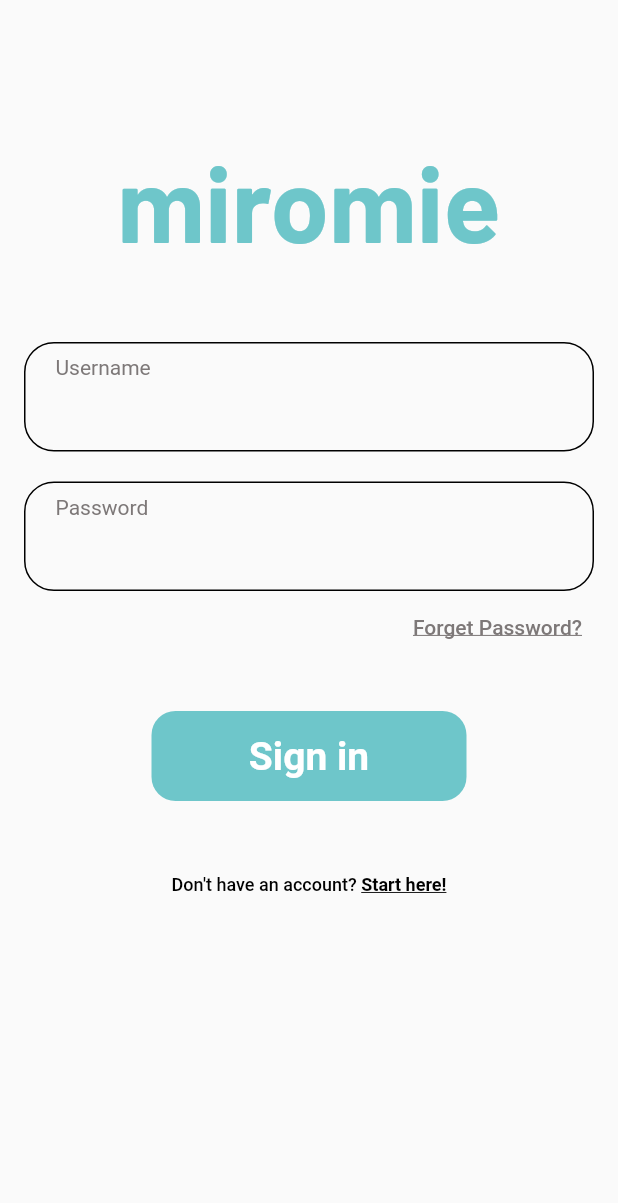
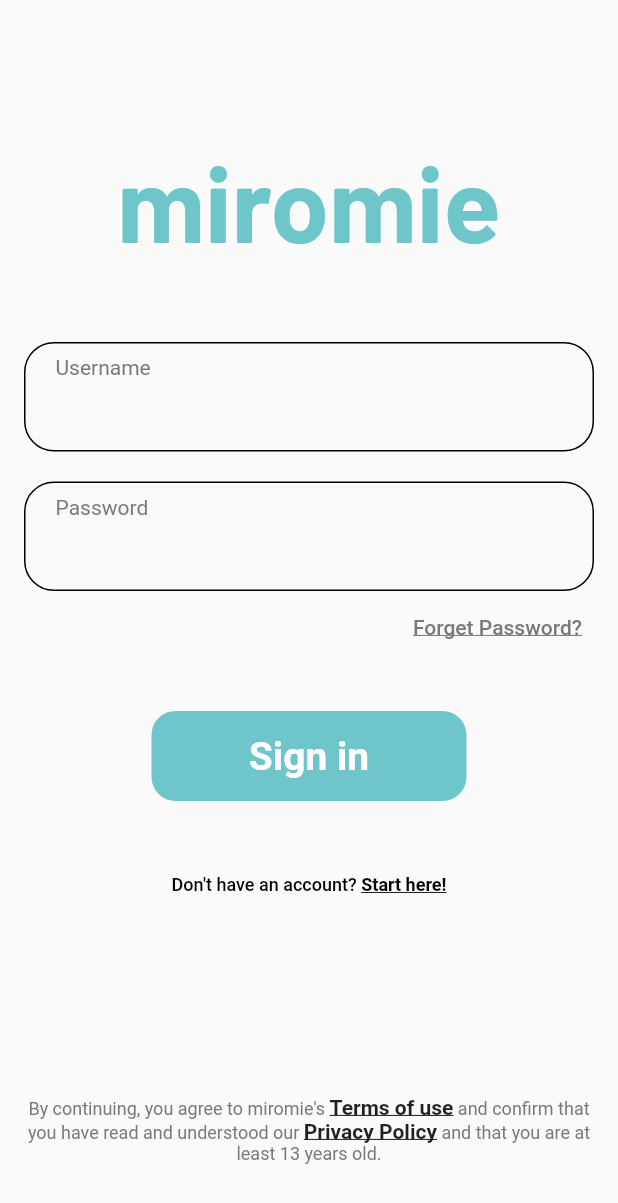
Before and after one commit to miriome/mewtwo, a Flutter app: the screen it shows after launch, after a tap on "Forget Password?", on a phone screen of 412 x 824 dp. Shown: the top 1203 px of the screen. Run offline on Flutter 3.47's test engine with Material 2 defaults, Android fonts, the phone set to English and light mode, and no system bars; our stand-ins replace flutter_mobx, flutter_riverpod, google_fonts, logger, mobx, riverpod_annotation and 1 more; generated files the repository leaves out were written again.

```diff
--- a/lib/auth/login/login_page.dart
+++ b/lib/auth/login/login_page.dart
@@ -1,13 +1,17 @@
 import 'package:flutter/material.dart';
 import 'package:google_fonts/google_fonts.dart';
+import 'package:mewtwo/base/pages/webview/webview.dart';
+import 'package:flutter_riverpod/flutter_riverpod.dart';
+import 'package:mewtwo/utils.dart';
 
-class LoginPage extends StatelessWidget {
+class LoginPage extends ConsumerWidget {
   LoginPage({Key? key}) : super(key: key);
   final TextEditingController usernameController = TextEditingController();
   final _formKey = GlobalKey<FormState>();
   @override
-  Widget build(BuildContext context) {
+  Widget build(BuildContext context, WidgetRef ref) {
     return Scaffold(
+
       body: Container(
           padding: const EdgeInsetsDirectional.symmetric(horizontal: 16),
           child: Form(
@@ -18,62 +22,43 @@ class LoginPage extends StatelessWidget {
                 const SizedBox(
                   height: 92,
                 ),
-                Text(
-                  "miromie",
-                  style: GoogleFonts.barlow(
-                      textStyle: const TextStyle(
-                          fontSize: 70,
-                          color: Color(
-                            0xFF6EC6CA,
-                          ),
-                          fontWeight: FontWeight.w700)),
-                ),
+                header(),
                 const SizedBox(
                   height: 52,
                 ),
                 usernameInput(),
                 const SizedBox(height: 20),
                 passwordInput(),
-                Row(
-                  children: [
-                    const Spacer(),
-                    TextButton(
-                        onPressed: () {},
-                        child: const Text(
-                          "Forget Password?",
-                          style: TextStyle(color: Color(0xFF7D7878), decoration: TextDecoration.underline),
-                        ))
-                  ],
-                ),
+                forgetPassword(),
                 const SizedBox(
                   height: 32,
                 ),
-                ElevatedButton(
-                  onPressed: () {},
-                  style: ButtonStyle(
-                      elevation: const MaterialStatePropertyAll(0),
-                      shape: MaterialStatePropertyAll(RoundedRectangleBorder(borderRadius: BorderRadius.circular(16))),
-                      padding: const MaterialStatePropertyAll(EdgeInsetsDirectional.symmetric(horizontal: 44, vertical: 8))),
-                  child: SizedBox(
-                    width: 122,
-                    height: 44,
-                    child: Center(
-                      child: Text(
-                        "Sign in",
-                        style: GoogleFonts.roboto(
-                            textStyle: const TextStyle(fontSize: 26, fontWeight: FontWeight.w700, color: Colors.white)),
-                      ),
-                    ),
-                  ),
+                signInButton(),
+                const SizedBox(
+                  height: 32,
                 ),
-                const SizedBox(height: 32,),
-                TextButton(onPressed: () {}, child: const Text.rich(TextSpan(children: [
-                  TextSpan(text: "Don't have an account? "),
-                  TextSpan(text: "Start here!", style: TextStyle(decoration: TextDecoration.underline, fontWeight: FontWeight.w700))
-                ], style:  TextStyle(color: Colors.black, fontSize: 12))))
+                startHere(),
+                const Spacer(),
+                privacyPolicy(),
+                const SizedBox(
+                  height: 48,
+                ),
               ],
             ),
           )),
+    );
+  }
+
+  Widget header() {
+    return Text(
+      "miromie",
+      style: GoogleFonts.barlow(
+          textStyle: const TextStyle(
+              fontSize: 70,
+              color: Color(
+                0xFF6EC6CA,
+              ),
+              fontWeight: FontWeight.w700)),
     );
   }
 
@@ -84,7 +69,10 @@ class LoginPage extends StatelessWidget {
       child: Column(
         crossAxisAlignment: CrossAxisAlignment.start,
         children: [
-          const Text("Username", style: TextStyle(color: Color(0xFF7D7878)),),
+          const Text(
+            "Username",
+            style: TextStyle(color: Color(0xFF7D7878)),
+          ),
           TextFormField(
             controller: usernameController,
             maxLines: 1,
@@ -103,7 +91,10 @@ class LoginPage extends StatelessWidget {
       child: Column(
         crossAxisAlignment: CrossAxisAlignment.start,
         children: [
-          const Text("Password", style: TextStyle(color: Color(0xFF7D7878)),),
+          const Text(
+            "Password",
+            style: TextStyle(color: Color(0xFF7D7878)),
+          ),
           TextFormField(
             controller: usernameController,
             maxLines: 1,
@@ -114,4 +105,85 @@ class LoginPage extends StatelessWidget {
       ),
     );
   }
+
+  Widget forgetPassword() {
+    return Row(
+      children: [
+        const Spacer(),
+        TextButton(
+            onPressed: () {
+              MainPlatform.goToScreen(Screens.forgetPassword);
+            },
+            child: const Text(
+              "Forget Password?",
+              style: TextStyle(color: Color(0xFF7D7878), decoration: TextDecoration.underline),
+            ))
+      ],
+    );
+  }
+
+  Widget signInButton() {
+    return ElevatedButton(
+      onPressed: () {},
+      style: ButtonStyle(
+          elevation: const MaterialStatePropertyAll(0),
+          shape: MaterialStatePropertyAll(RoundedRectangleBorder(borderRadius: BorderRadius.circular(16))),
+          padding: const MaterialStatePropertyAll(EdgeInsetsDirectional.symmetric(horizontal: 44, vertical: 8))),
+      child: SizedBox(
+        width: 122,
+        height: 44,
+        child: Center(
+          child: Text(
+            "Sign in",
+            style: GoogleFonts.roboto(
+                textStyle: const TextStyle(fontSize: 26, fontWeight: FontWeight.w700, color: Colors.white)),
+          ),
+        ),
+      ),
+    );
+  }
+
+  Widget startHere() {
+    return TextButton(
+        onPressed: () {},
+        child: const Text.rich(TextSpan(children: [
+          TextSpan(text: "Don't have an account? "),
+          TextSpan(
+              text: "Start here!", style: TextStyle(decoration: TextDecoration.underline, fontWeight: FontWeight.w700))
+        ], style: TextStyle(color: Colors.black, fontSize: 12))));
+  }
+
+  Widget privacyPolicy() {
+    return Builder(
+      builder: (context) {
+        return Text.rich(
+          TextSpan(
+            children: [
+              const TextSpan(text: "By continuing, you agree to miromie's "),
+              WidgetSpan(
+                  child: GestureDetector(
+                    onTap: () {
+                      Navigator.of(context).push(MaterialPageRoute(builder: (context) => Webview(url: "https://www.google.com", title: "Terms of use",)));
+                    },
+                    child: const Text("Terms of use", style: TextStyle(decoration: TextDecoration.underline, fontWeight: FontWeight.w700),),
+                  )
+              ),
+              const TextSpan(text: " and confirm that you have read and understood our "),
+              WidgetSpan(
+                  child: GestureDetector(
+                    onTap: () {
+                      Navigator.of(context).push(MaterialPageRoute(builder: (context) => Webview(url: "https://www.google.com", title: "Privacy Policy",)));
+                    },
+                    child: const Text("Privacy Policy",style: TextStyle(decoration: TextDecoration.underline, fontWeight: FontWeight.w700),),
+                  )
+              ),
+              const TextSpan(text: " and that you are at least 13 years old."),
+            ],
+          ),
+          textAlign: TextAlign.center,
+          style: const TextStyle(color: Color(0xFF7D7878), fontSize: 12),
+        );
+      }
+    );
+  }
 }
--- a/lib/utils.dart
+++ b/lib/utils.dart
@@ -1,6 +1,8 @@
 import 'package:flutter/material.dart';
+import 'package:flutter/services.dart';
+import 'package:logger/logger.dart';
 
-class MaterialColorGenerator{
+class MaterialColorGenerator {
   static MaterialColor from(Color color) {
     return MaterialColor(color.value, <int, Color>{
       50: color.withOpacity(0.1),
@@ -16,3 +18,33 @@ class MaterialColorGenerator{
     });
   }
 }
+
+enum Screens { forgetPassword }
+
+// TODO: remove this when not needed or refactor into something better.
+class MainPlatform {
+  static const platform = MethodChannel('MainChannel');
+
+  static Future<void> goToScreen(Screens screen) async {
+    try {
+      await platform.invokeMethod('goToScreen', {"screen": screen.name});
+    } on PlatformException catch (e) {
+      Log.instance.d(e.toString());
+    }
+  }
+}
+
+class Log {
+   static Log? _singleton;
+  Log._();
+
+  static Log get instance {
+    _singleton ??= Log._();
+    return _singleton!;
+  }
+
+  final Logger _logger = Logger();
+  void d(String msg) {
+    _logger.d(msg);
+  }
+}
```
Also changed, not shown: lib/base/pages/webview/webview.dart (added, +33 -0 lines), lib/base/pages/webview/webview_store.dart (added, +37 -0 lines), lib/base/providers/logger_provider.dart (added, +9 -0 lines), pubspec.yaml (+12 -1 lines), lib/base/pages/webview/webview_store.g.dart (added), lib/base/providers/logger_provider.g.dart (added), pubspec.lock.
